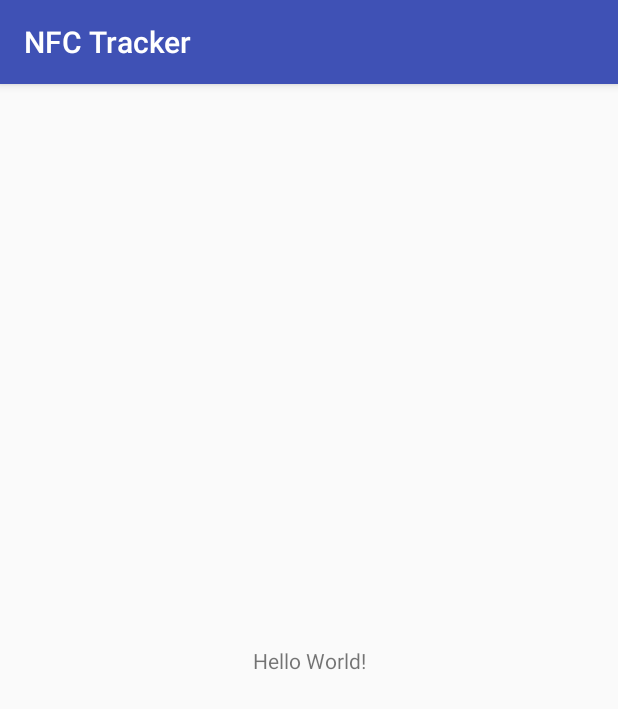
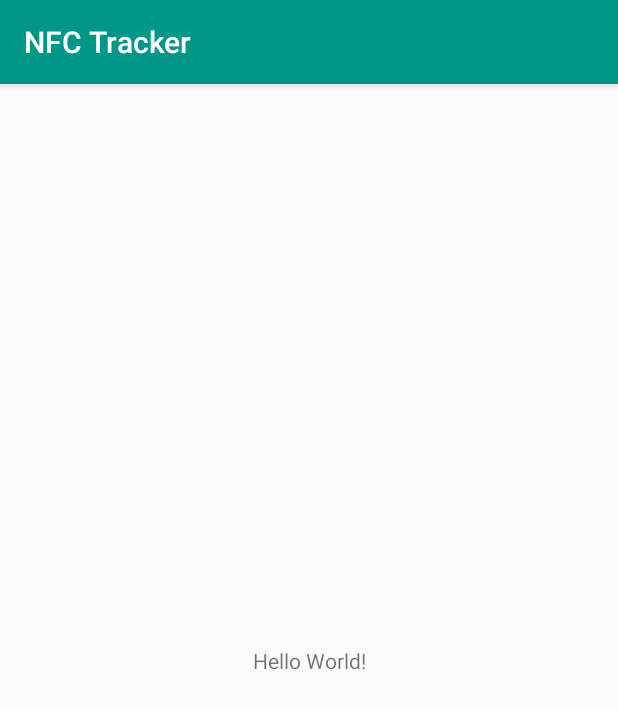
Before and after one commit to ContainerDroid/nfc-tracker, an Android app: the screen it shows after launch (MainActivity), on a phone screen of 412 x 824 dp. Shown: the top 709 px of the screen. Run offline under Robolectric (Android 15) with nearby library versions, the phone set to English and light mode, and no system bars.

Commit message:
change color scheme
Signed-off-by: Ioana Ciornei <ciorneiioana@gmail.com>

```diff
--- a/app/src/main/res/values/colors.xml
+++ b/app/src/main/res/values/colors.xml
@@ -1,6 +1,11 @@
-<?xml version="1.0" encoding="utf-8"?>
+<!--?xml version="1.0" encoding="UTF-8"?-->
 <resources>
-    <color name="colorPrimary">#3F51B5</color>
-    <color name="colorPrimaryDark">#303F9F</color>
-    <color name="colorAccent">#FF4081</color>
+  <color name="primaryColor">#009688</color>
+  <color name="primaryLightColor">#52c7b8</color>
+  <color name="primaryDarkColor">#00675b</color>
+  <color name="secondaryColor">#009688</color>
+  <color name="secondaryLightColor">#52c7b8</color>
+  <color name="secondaryDarkColor">#00675b</color>
+  <color name="primaryTextColor">#ffffff</color>
+  <color name="secondaryTextColor">#000000</color>
 </resources>
--- a/app/src/main/res/values/styles.xml
+++ b/app/src/main/res/values/styles.xml
@@ -3,9 +3,9 @@
     <!-- Base application theme. -->
     <style name="AppTheme" parent="Theme.AppCompat.Light.DarkActionBar">
         <!-- Customize your theme here. -->
-        <item name="colorPrimary">@color/colorPrimary</item>
-        <item name="colorPrimaryDark">@color/colorPrimaryDark</item>
-        <item name="colorAccent">@color/colorAccent</item>
+        <item name="colorPrimary">@color/primaryColor</item>
+        <item name="colorPrimaryDark">@color/primaryDarkColor</item>
+        <item name="colorAccent">@color/primaryLightColor</item>
     </style>
 
 </resources>
```
